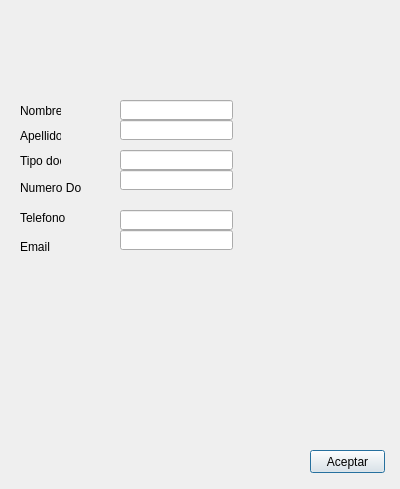
Above: UserInterface/addclient.ui from TheFuzzProgrammer/PyStockViewer before the change. Below: the same form after it.
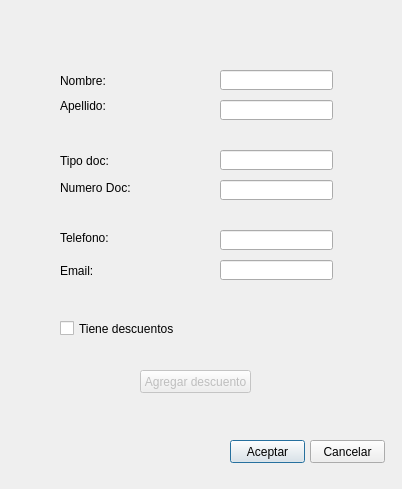
That is the form after the change.

```diff
--- a/UserInterface/addclient.ui
+++ b/UserInterface/addclient.ui
@@ -6,7 +6,7 @@
    <rect>
     <x>0</x>
     <y>0</y>
-    <width>400</width>
+    <width>402</width>
     <height>489</height>
    </rect>
   </property>
@@ -16,86 +16,104 @@
   <widget class="QLabel" name="label">
    <property name="geometry">
     <rect>
-     <x>20</x>
-     <y>100</y>
-     <width>41</width>
+     <x>60</x>
+     <y>70</y>
+     <width>81</width>
      <height>21</height>
     </rect>
    </property>
+   <property name="styleSheet">
+    <string notr="true">font: 14pt &quot;Tempus Sans ITC&quot;;</string>
+   </property>
    <property name="text">
-    <string>Nombre</string>
+    <string>Nombre:</string>
    </property>
   </widget>
   <widget class="QLabel" name="label_2">
    <property name="geometry">
     <rect>
-     <x>20</x>
-     <y>120</y>
-     <width>41</width>
+     <x>60</x>
+     <y>90</y>
+     <width>101</width>
      <height>31</height>
     </rect>
    </property>
+   <property name="styleSheet">
+    <string notr="true">font: 14pt &quot;Tempus Sans ITC&quot;;</string>
+   </property>
    <property name="text">
-    <string>Apellido</string>
+    <string>Apellido:</string>
    </property>
   </widget>
   <widget class="QLabel" name="label_3">
    <property name="geometry">
     <rect>
-     <x>20</x>
+     <x>60</x>
      <y>150</y>
-     <width>41</width>
+     <width>81</width>
      <height>21</height>
     </rect>
    </property>
+   <property name="styleSheet">
+    <string notr="true">font: 14pt &quot;Tempus Sans ITC&quot;;</string>
+   </property>
    <property name="text">
-    <string>Tipo doc</string>
+    <string>Tipo doc:</string>
    </property>
   </widget>
   <widget class="QLabel" name="label_4">
    <property name="geometry">
     <rect>
-     <x>20</x>
+     <x>60</x>
      <y>180</y>
-     <width>61</width>
+     <width>111</width>
      <height>16</height>
     </rect>
    </property>
+   <property name="styleSheet">
+    <string notr="true">font: 14pt &quot;Tempus Sans ITC&quot;;</string>
+   </property>
    <property name="text">
-    <string>Numero Doc</string>
+    <string>Numero Doc:</string>
    </property>
   </widget>
   <widget class="QLabel" name="label_5">
    <property name="geometry">
     <rect>
-     <x>20</x>
-     <y>210</y>
-     <width>51</width>
+     <x>60</x>
+     <y>230</y>
+     <width>81</width>
      <height>16</height>
     </rect>
    </property>
+   <property name="styleSheet">
+    <string notr="true">font: 14pt &quot;Tempus Sans ITC&quot;;</string>
+   </property>
    <property name="text">
-    <string>Telefono</string>
+    <string>Telefono:</string>
    </property>
   </widget>
   <widget class="QLabel" name="label_6">
    <property name="geometry">
     <rect>
-     <x>20</x>
-     <y>240</y>
-     <width>47</width>
-     <height>13</height>
+     <x>60</x>
+     <y>260</y>
+     <width>61</width>
+     <height>21</height>
     </rect>
    </property>
+   <property name="styleSheet">
+    <string notr="true">font: 14pt &quot;Tempus Sans ITC&quot;;</string>
+   </property>
    <property name="text">
-    <string>Email</string>
+    <string>Email:</string>
    </property>
   </widget>
   <widget class="QLineEdit" name="clientName">
    <property name="geometry">
     <rect>
-     <x>120</x>
-     <y>100</y>
+     <x>220</x>
+     <y>70</y>
      <width>113</width>
      <height>20</height>
     </rect>
@@ -104,8 +122,8 @@
   <widget class="QLineEdit" name="clientSurname">
    <property name="geometry">
     <rect>
-     <x>120</x>
-     <y>120</y>
+     <x>220</x>
+     <y>100</y>
      <width>113</width>
      <height>20</height>
     </rect>
@@ -114,7 +132,7 @@
   <widget class="QLineEdit" name="docType">
    <property name="geometry">
     <rect>
-     <x>120</x>
+     <x>220</x>
      <y>150</y>
      <width>113</width>
      <height>20</height>
@@ -124,8 +142,8 @@
   <widget class="QLineEdit" name="docNum">
    <property name="geometry">
     <rect>
-     <x>120</x>
-     <y>170</y>
+     <x>220</x>
+     <y>180</y>
      <width>113</width>
      <height>20</height>
     </rect>
@@ -134,8 +152,8 @@
   <widget class="QLineEdit" name="phoneNum">
    <property name="geometry">
     <rect>
-     <x>120</x>
-     <y>210</y>
+     <x>220</x>
+     <y>230</y>
      <width>113</width>
      <height>20</height>
     </rect>
@@ -144,8 +162,8 @@
   <widget class="QLineEdit" name="mailAddress">
    <property name="geometry">
     <rect>
-     <x>120</x>
-     <y>230</y>
+     <x>220</x>
+     <y>260</y>
      <width>113</width>
      <height>20</height>
     </rect>
@@ -154,8 +172,8 @@
   <widget class="QPushButton" name="aceptar">
    <property name="geometry">
     <rect>
-     <x>310</x>
-     <y>450</y>
+     <x>230</x>
+     <y>440</y>
      <width>75</width>
      <height>23</height>
     </rect>
@@ -164,6 +182,54 @@
     <string>Aceptar</string>
    </property>
   </widget>
+  <widget class="QPushButton" name="cancelar">
+   <property name="geometry">
+    <rect>
+     <x>310</x>
+     <y>440</y>
+     <width>75</width>
+     <height>23</height>
+    </rect>
+   </property>
+   <property name="text">
+    <string>Cancelar</string>
+   </property>
+  </widget>
+  <widget class="QCheckBox" name="descuento">
+   <property name="enabled">
+    <bool>true</bool>
+   </property>
+   <property name="geometry">
+    <rect>
+     <x>60</x>
+     <y>320</y>
+     <width>201</width>
+     <height>17</height>
+    </rect>
+   </property>
+   <property name="styleSheet">
+    <string notr="true">font: 14pt &quot;Tempus Sans ITC&quot;;</string>
+   </property>
+   <property name="text">
+    <string>Tiene descuentos</string>
+   </property>
+  </widget>
+  <widget class="QPushButton" name="agregaDescuento">
+   <property name="enabled">
+    <bool>false</bool>
+   </property>
+   <property name="geometry">
+    <rect>
+     <x>140</x>
+     <y>370</y>
+     <width>111</width>
+     <height>23</height>
+    </rect>
+   </property>
+   <property name="text">
+    <string>Agregar descuento</string>
+   </property>
+  </widget>
  </widget>
  <resources/>
  <connections/>
```
